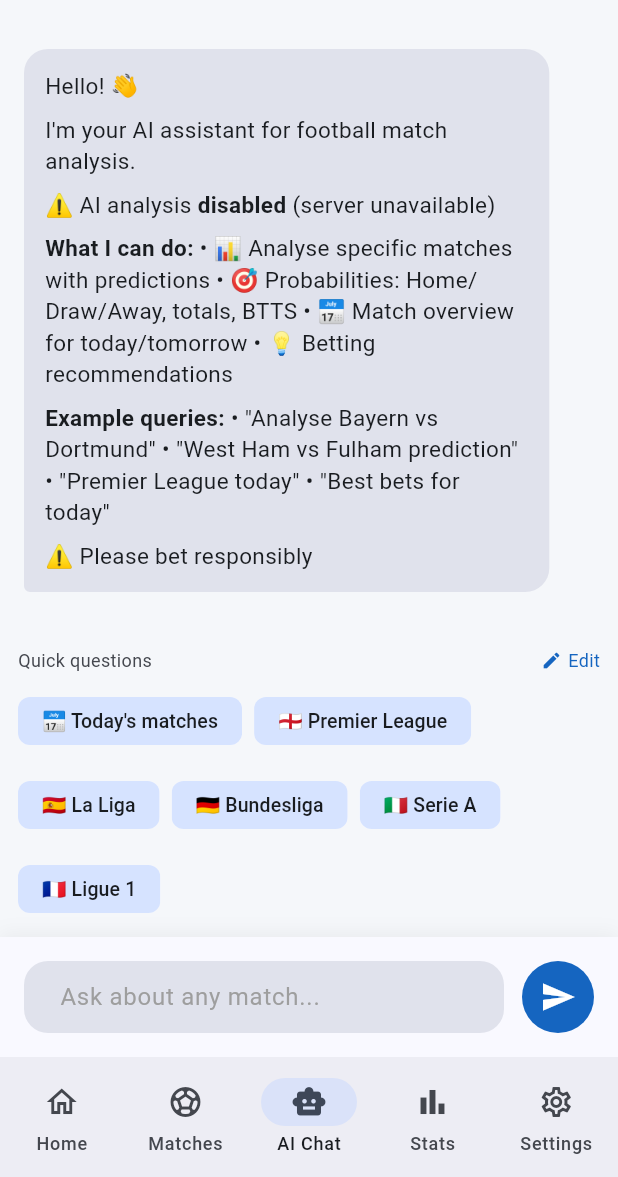
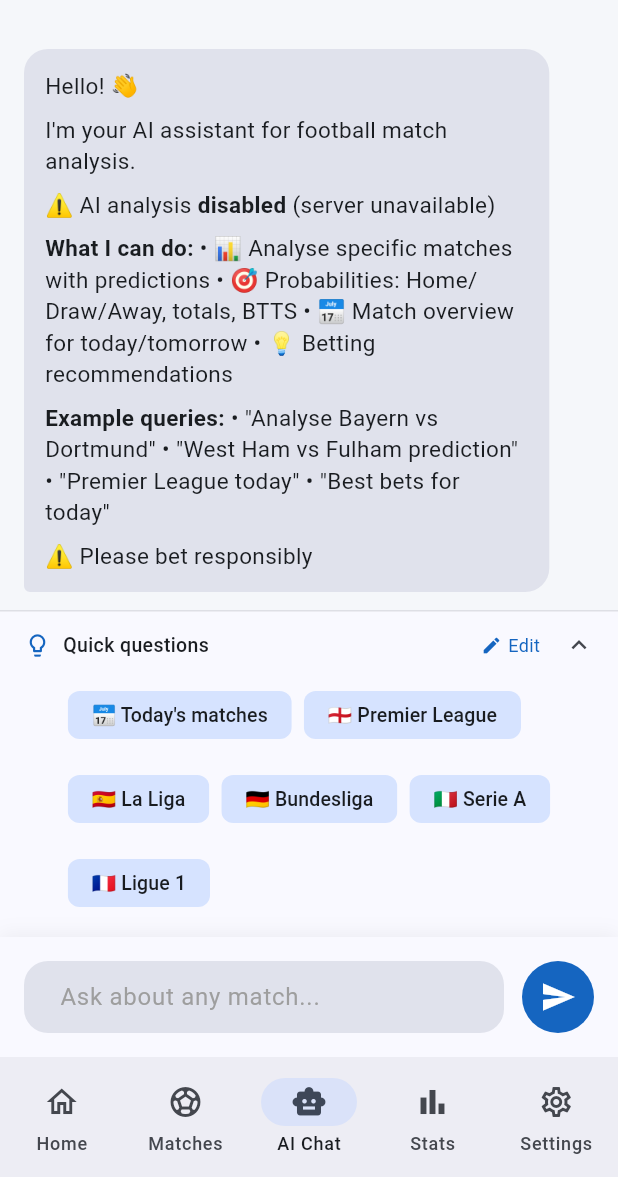
Before and after one commit to vovadanilkovichvovafava/Bot, a Flutter app: the AiChatScreen screen opened by its route, on a phone screen of 412 x 824 dp, the part 59-1236 px from its top. Run offline on Flutter 3.47's test engine with Material 3 defaults, Android fonts, the phone set to English and light mode, and no system bars; drawn by our look-alikes of flutter_markdown; our stand-ins replace dio, flutter_local_notifications, flutter_riverpod, flutter_secure_storage, go_router, share_plus and 3 more; accounts and stored records are empty; network calls fail.

Commit message:
Make quick questions panel collapsible and always available
- Panel is now always visible (not hidden after first message)
- Added toggle button with animated arrow to collapse/expand
- Auto-collapses after first message to save space
- Edit button only visible when expanded
- Smooth animations for collapse/expand transitions
- Panel expands when chat is cleared

```diff
--- a/mobile_app/lib/screens/ai_chat_screen.dart
+++ b/mobile_app/lib/screens/ai_chat_screen.dart
@@ -19,7 +19,7 @@ class _AiChatScreenState extends ConsumerState<AiChatScreen> {
   final ScrollController _scrollController = ScrollController();
   final List<ChatMessage> _messages = [];
   bool _isLoading = false;
-  bool _showSuggestions = true;
+  bool _suggestionsExpanded = true;  // Panel expanded state
   bool _aiAvailable = false;
 
   List<Match> _todayMatches = [];
@@ -194,7 +194,10 @@ $statusText
         timestamp: DateTime.now(),
       ));
       _isLoading = true;
-      _showSuggestions = false;
+      // Keep suggestions panel available, just collapse it after first message
+      if (_messages.length == 2) {  // Welcome message + first user message
+        _suggestionsExpanded = false;
+      }
     });
     _messageController.clear();
     _scrollToBottom();
@@ -593,7 +596,7 @@ No matches available for BTTS analysis.''';
               setState(() {
                 _messages.clear();
                 _addWelcomeMessage();
-                _showSuggestions = true;
+                _suggestionsExpanded = true;  // Expand suggestions when chat cleared
               });
             },
           ),
@@ -614,7 +617,8 @@ No matches available for BTTS analysis.''';
               },
             ),
           ),
-          if (_showSuggestions) _buildSuggestions(),
+          // Always show suggestions panel (collapsible)
+          _buildSuggestions(),
           _buildInputArea(),
         ],
       ),
@@ -623,22 +627,44 @@ No matches available for BTTS analysis.''';
 
   Widget _buildSuggestions() {
     return Container(
-      padding: const EdgeInsets.symmetric(horizontal: 12, vertical: 8),
+      decoration: BoxDecoration(
+        color: Theme.of(context).colorScheme.surface,
+        border: Border(
+          top: BorderSide(
+            color: Theme.of(context).dividerColor.withOpacity(0.2),
+          ),
+        ),
+      ),
       child: Column(
-        crossAxisAlignment: CrossAxisAlignment.start,
+        mainAxisSize: MainAxisSize.min,
         children: [
-          Row(
+          // Toggle header - always visible
+          GestureDetector(
+            onTap: () => setState(() => _suggestionsExpanded = !_suggestionsExpanded),
+            child: Container(
+              padding: const EdgeInsets.symmetric(horizontal: 16, vertical: 10),
+              child: Row(
                 children: [
+                  Icon(
+                    Icons.lightbulb_outline,
+                    size: 18,
+                    color: Theme.of(context).colorScheme.primary,
+                  ),
+                  const SizedBox(width: 8),
                   Text(
                     'Quick questions',
                     style: TextStyle(
-                  fontSize: 12,
-                  color: Theme.of(context).colorScheme.onSurfaceVariant,
+                      fontSize: 13,
+                      fontWeight: FontWeight.w500,
+                      color: Theme.of(context).colorScheme.onSurface,
                     ),
                   ),
                   const Spacer(),
+                  if (_suggestionsExpanded)
                     GestureDetector(
                       onTap: _showEditQuickQuestionsDialog,
+                      child: Container(
+                        padding: const EdgeInsets.symmetric(horizontal: 8, vertical: 4),
                         child: Row(
                           mainAxisSize: MainAxisSize.min,
                           children: [
@@ -658,10 +684,26 @@ No matches available for BTTS analysis.''';
                           ],
                         ),
                       ),
+                    ),
+                  const SizedBox(width: 8),
+                  AnimatedRotation(
+                    turns: _suggestionsExpanded ? 0.5 : 0,
+                    duration: const Duration(milliseconds: 200),
+                    child: Icon(
+                      Icons.keyboard_arrow_down,
+                      size: 20,
+                      color: Theme.of(context).colorScheme.onSurfaceVariant,
+                    ),
+                  ),
                 ],
               ),
-          const SizedBox(height: 8),
-          Wrap(
+            ),
+          ),
+          // Collapsible content
+          AnimatedCrossFade(
+            firstChild: Container(
+              padding: const EdgeInsets.fromLTRB(12, 0, 12, 12),
+              child: Wrap(
                 spacing: 8,
                 runSpacing: 8,
                 children: _quickQuestions.map((question) {
@@ -676,6 +718,13 @@ No matches available for BTTS analysis.''';
                     padding: const EdgeInsets.symmetric(horizontal: 8, vertical: 4),
                   );
                 }).toList(),
+              ),
+            ),
+            secondChild: const SizedBox.shrink(),
+            crossFadeState: _suggestionsExpanded
+                ? CrossFadeState.showFirst
+                : CrossFadeState.showSecond,
+            duration: const Duration(milliseconds: 200),
           ),
         ],
       ),
```
Lines whose indentation alone changed are shown as unchanged.
